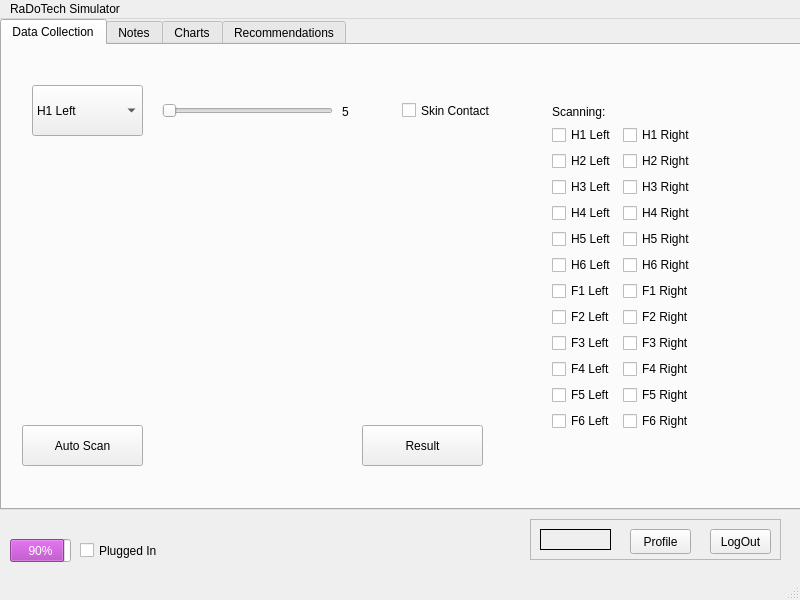
The window that mainwindow.ui (Matt-desousa/COMP3004-FinalProject) describes before a commit, drawn with Qt 5.
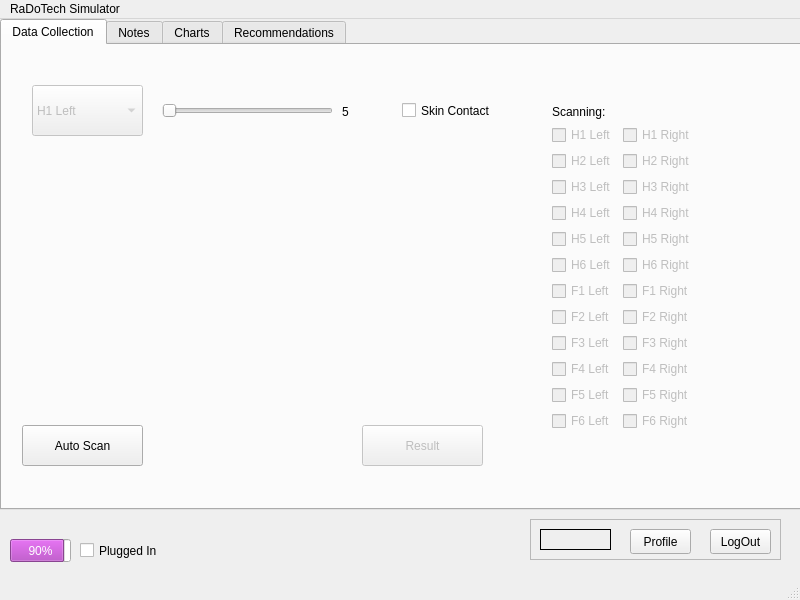
The same window after the commit.

Diff of the .ui file:
```diff
--- a/mainwindow.ui
+++ b/mainwindow.ui
@@ -145,6 +145,9 @@
       </property>
      </widget>
      <widget class="QComboBox" name="dropdown">
+      <property name="enabled">
+       <bool>false</bool>
+      </property>
       <property name="geometry">
        <rect>
         <x>30</x>
@@ -153,6 +156,9 @@
         <height>51</height>
        </rect>
       </property>
+      <property name="currentIndex">
+       <number>0</number>
+      </property>
       <item>
        <property name="text">
         <string>H1 Left</string>
@@ -280,6 +286,9 @@
       </item>
      </widget>
      <widget class="QPushButton" name="result">
+      <property name="enabled">
+       <bool>false</bool>
+      </property>
       <property name="geometry">
        <rect>
         <x>360</x>
@@ -307,6 +316,9 @@
       <layout class="QFormLayout" name="formLayout_2">
        <item row="5" column="1">
         <widget class="QCheckBox" name="checkboxH5Right">
+         <property name="enabled">
+          <bool>false</bool>
+         </property>
          <property name="text">
           <string>H5 Right</string>
          </property>
@@ -320,6 +332,9 @@
        </item>
        <item row="4" column="1">
         <widget class="QCheckBox" name="checkboxH4Right">
+         <property name="enabled">
+          <bool>false</bool>
+         </property>
          <property name="text">
           <string>H4 Right</string>
          </property>
@@ -330,6 +345,9 @@
        </item>
        <item row="4" column="0">
         <widget class="QCheckBox" name="checkboxH4Left">
+         <property name="enabled">
+          <bool>false</bool>
+         </property>
          <property name="text">
           <string>H4 Left</string>
          </property>
@@ -340,6 +358,9 @@
        </item>
        <item row="1" column="0">
         <widget class="QCheckBox" name="checkboxH1Left">
+         <property name="enabled">
+          <bool>false</bool>
+         </property>
          <property name="text">
           <string>H1 Left</string>
          </property>
@@ -350,6 +371,9 @@
        </item>
        <item row="3" column="0">
         <widget class="QCheckBox" name="checkboxH3Left">
+         <property name="enabled">
+          <bool>false</bool>
+         </property>
          <property name="text">
           <string>H3 Left</string>
          </property>
@@ -360,6 +384,9 @@
        </item>
        <item row="1" column="1">
         <widget class="QCheckBox" name="checkboxH1Right">
+         <property name="enabled">
+          <bool>false</bool>
+         </property>
          <property name="text">
           <string>H1 Right</string>
          </property>
@@ -373,6 +400,9 @@
        </item>
        <item row="3" column="1">
         <widget class="QCheckBox" name="checkboxH3Right">
+         <property name="enabled">
+          <bool>false</bool>
+         </property>
          <property name="text">
           <string>H3 Right</string>
          </property>
@@ -383,6 +413,9 @@
        </item>
        <item row="2" column="0">
         <widget class="QCheckBox" name="checkboxH2Left">
+         <property name="enabled">
+          <bool>false</bool>
+         </property>
          <property name="text">
           <string>H2 Left</string>
          </property>
@@ -393,6 +426,9 @@
        </item>
        <item row="2" column="1">
         <widget class="QCheckBox" name="checkboxH2Right">
+         <property name="enabled">
+          <bool>false</bool>
+         </property>
          <property name="text">
           <string>H2 Right</string>
          </property>
@@ -403,6 +439,9 @@
        </item>
        <item row="5" column="0">
         <widget class="QCheckBox" name="checkboxH5Left">
+         <property name="enabled">
+          <bool>false</bool>
+         </property>
          <property name="text">
           <string>H5 Left</string>
          </property>
@@ -413,6 +452,9 @@
        </item>
        <item row="6" column="0">
         <widget class="QCheckBox" name="checkboxH6Left">
+         <property name="enabled">
+          <bool>false</bool>
+         </property>
          <property name="text">
           <string>H6 Left</string>
          </property>
@@ -423,6 +465,9 @@
        </item>
        <item row="6" column="1">
         <widget class="QCheckBox" name="checkboxH6Right">
+         <property name="enabled">
+          <bool>false</bool>
+         </property>
          <property name="text">
           <string>H6 Right</string>
          </property>
@@ -433,6 +478,9 @@
        </item>
        <item row="7" column="0">
         <widget class="QCheckBox" name="checkboxF1Left">
+         <property name="enabled">
+          <bool>false</bool>
+         </property>
          <property name="text">
           <string>F1 Left</string>
          </property>
@@ -443,6 +491,9 @@
        </item>
        <item row="7" column="1">
         <widget class="QCheckBox" name="checkboxF1Right">
+         <property name="enabled">
+          <bool>false</bool>
+         </property>
          <property name="text">
           <string>F1 Right</string>
          </property>
@@ -453,6 +504,9 @@
        </item>
        <item row="8" column="0">
         <widget class="QCheckBox" name="checkboxF2Left">
+         <property name="enabled">
+          <bool>false</bool>
+         </property>
          <property name="text">
           <string>F2 Left</string>
          </property>
@@ -463,6 +517,9 @@
        </item>
        <item row="8" column="1">
         <widget class="QCheckBox" name="checkboxF2Right">
+         <property name="enabled">
+          <bool>false</bool>
+         </property>
          <property name="text">
           <string>F2 Right</string>
          </property>
@@ -473,6 +530,9 @@
        </item>
        <item row="12" column="0">
         <widget class="QCheckBox" name="checkboxF6Left">
+         <property name="enabled">
+          <bool>false</bool>
+         </property>
          <property name="text">
           <string>F6 Left</string>
          </property>
@@ -483,6 +543,9 @@
        </item>
        <item row="11" column="0">
         <widget class="QCheckBox" name="checkboxF5Left">
+         <property name="enabled">
+          <bool>false</bool>
+         </property>
          <property name="text">
           <string>F5 Left</string>
          </property>
@@ -493,6 +556,9 @@
        </item>
        <item row="10" column="0">
         <widget class="QCheckBox" name="checkboxF4Left">
+         <property name="enabled">
+          <bool>false</bool>
+         </property>
          <property name="text">
           <string>F4 Left</string>
          </property>
@@ -503,6 +569,9 @@
        </item>
        <item row="9" column="0">
         <widget class="QCheckBox" name="checkboxF3Left">
+         <property name="enabled">
+          <bool>false</bool>
+         </property>
          <property name="text">
           <string>F3 Left</string>
          </property>
@@ -513,6 +582,9 @@
        </item>
        <item row="9" column="1">
         <widget class="QCheckBox" name="checkboxF3Right">
+         <property name="enabled">
+          <bool>false</bool>
+         </property>
          <property name="text">
           <string>F3 Right</string>
          </property>
@@ -523,6 +595,9 @@
        </item>
        <item row="10" column="1">
         <widget class="QCheckBox" name="checkboxF4Right">
+         <property name="enabled">
+          <bool>false</bool>
+         </property>
          <property name="text">
           <string>F4 Right</string>
          </property>
@@ -533,6 +608,9 @@
        </item>
        <item row="11" column="1">
         <widget class="QCheckBox" name="checkboxF5Right">
+         <property name="enabled">
+          <bool>false</bool>
+         </property>
          <property name="text">
           <string>F5 Right</string>
          </property>
@@ -543,6 +621,9 @@
        </item>
        <item row="12" column="1">
         <widget class="QCheckBox" name="checkboxF6Right">
+         <property name="enabled">
+          <bool>false</bool>
+         </property>
          <property name="text">
           <string>F6 Right</string>
          </property>
```
Left out of the diff: 165 changed lines with no effect on the pictures.
